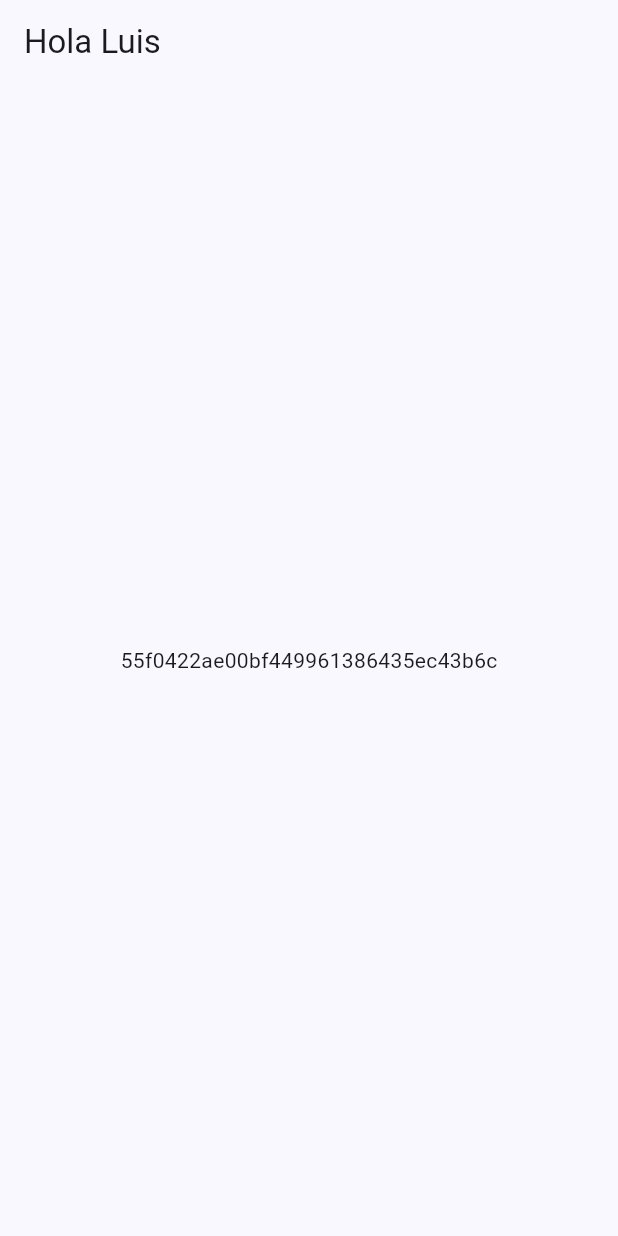
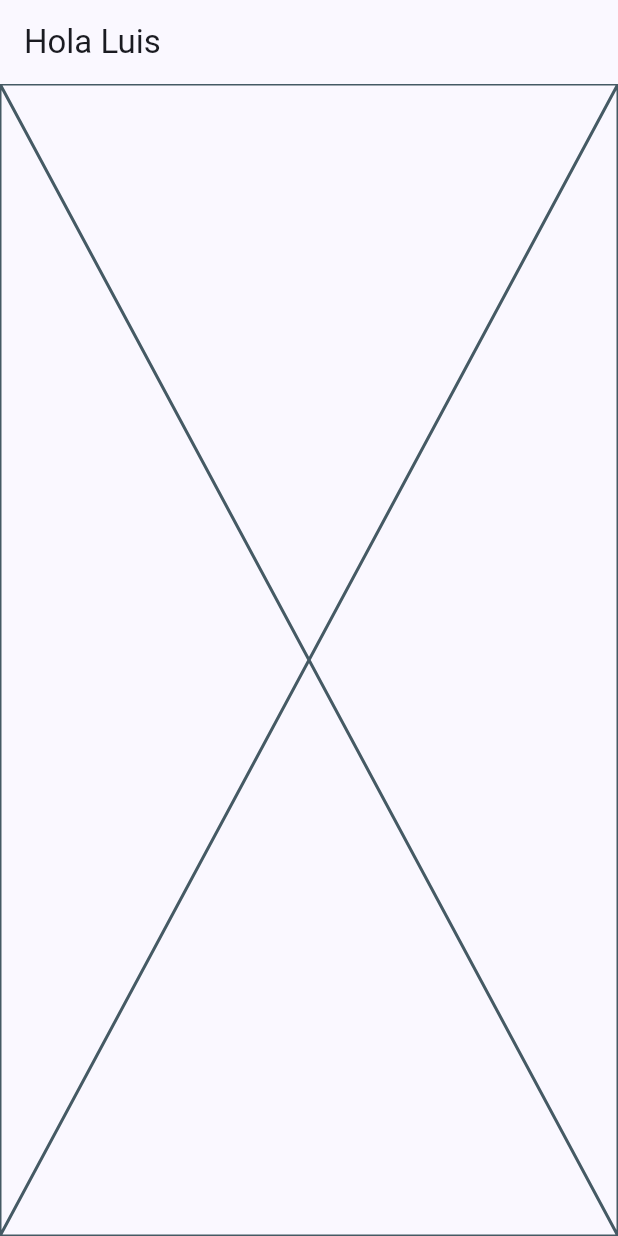
Before and after one commit to LPhant10/Cinema_LPhant, a Flutter app: the screen it shows after launch, on a phone screen of 412 x 824 dp. Run offline on Flutter 3.47's test engine with Material 3 defaults, Android fonts, the phone set to English and light mode, and no system bars; our stand-ins replace flutter_dotenv, go_router.

Commit message:
infrastructure/moviedb_datasource.dart + package -> dio

```diff
--- a/lib/Presentacion/screens/movies/home_screen_m.dart
+++ b/lib/Presentacion/screens/movies/home_screen_m.dart
@@ -1,5 +1,5 @@
+//import 'package:cinema_lphant/config/constants/environment.dart';
 import 'package:flutter/material.dart';
-import 'package:flutter_dotenv/flutter_dotenv.dart';
 
 class HomeScreenM extends StatelessWidget {
 
@@ -12,9 +12,12 @@ class HomeScreenM extends StatelessWidget {
   Widget build(BuildContext context) {
     return  Scaffold(
       appBar: AppBar(title: Text('Hola Luis'),),
-      body: Center(
-        child: Text(dotenv.env['THE_MOVIEDB_KEY'] ?? 'no hay apli key'),
+      body: Placeholder(
+
       )
+      /* Center(
+        child: Text(Environment.theMovieDBkey),
+      ) */
     );
 }
 }
--- a/lib/config/domain/datasources/movies_data_source.dart
+++ b/lib/domain/datasources/movies_data_source.dart
@@ -5,7 +5,7 @@ Json, de donde sea.
 Definiremos los metodos que estas clases tendran o que puedo llamar para
 traer esa data*/
 
-import 'package:cinema_lphant/config/domain/entities/movie.dart';
+import 'package:cinema_lphant/domain/entities/movie.dart';
 
 abstract class MoviesDataSource {
 
--- a/lib/config/domain/repositories/movies_repository.dart
+++ b/lib/domain/repositories/movies_repository.dart
@@ -2,7 +2,7 @@
    El repositorio me permitira cambiar el data source el origenes
    de datos  */
 
-import 'package:cinema_lphant/config/domain/entities/movie.dart';
+import 'package:cinema_lphant/domain/entities/movie.dart';
 
 abstract class MoviesRepository {
 
--- a/pubspec.yaml
+++ b/pubspec.yaml
@@ -29,6 +29,7 @@ environment:
 # versions available, run `flutter pub outdated`.
 dependencies:
   cupertino_icons: ^1.0.8
+  dio: ^5.8.0+1
   flutter:
     sdk: flutter
   flutter_dotenv: ^5.2.1
```
Also changed, not shown: lib/domain/entities/movie.dart (renamed from lib/config/domain/entities/movie.dart), lib/infrastructure/moviedb_datasource.dart (added), pubspec.lock.
